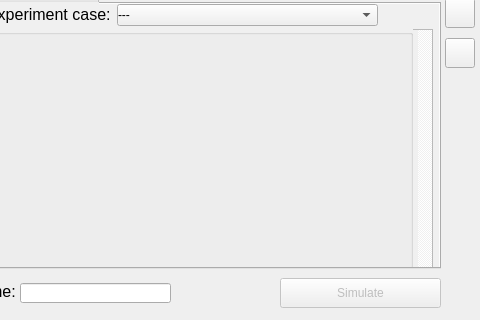
First picture: the form in vimmsVisualisedGUI/SimulatePage.ui, repository Adam-Tem/vimmsVisualised, before the edit; both pictures show x 120 to 600 and y 182 to 502 of the 600 by 502 pixel window.
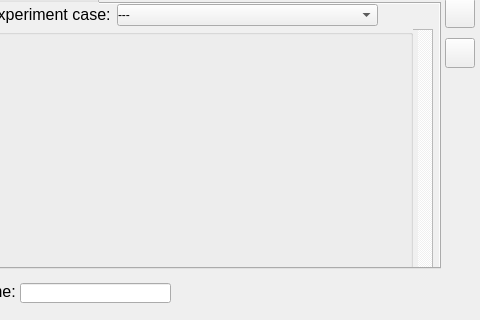
Second picture: the form after the edit.

Commit message: Animated loading icon now added to interface when a requested task is being processed, to increase feedback provided by GUI to the user.

Patch:
```diff
--- a/vimmsVisualisedGUI/SimulatePage.ui
+++ b/vimmsVisualisedGUI/SimulatePage.ui
@@ -978,6 +978,35 @@
     <string/>
    </property>
   </widget>
+  <widget class="QLabel" name="SimulateLoadingLabel">
+   <property name="geometry">
+    <rect>
+     <x>400</x>
+     <y>460</y>
+     <width>161</width>
+     <height>30</height>
+    </rect>
+   </property>
+   <property name="autoFillBackground">
+    <bool>true</bool>
+   </property>
+   <property name="text">
+    <string/>
+   </property>
+  </widget>
+  <zorder>SimulateTitleLabel</zorder>
+  <zorder>SimulateHomeButton</zorder>
+  <zorder>UploadFileLabel</zorder>
+  <zorder>LoadParamsButton</zorder>
+  <zorder>SaveParamsButton</zorder>
+  <zorder>ParamTabs</zorder>
+  <zorder>SimulateButton</zorder>
+  <zorder>OutputFileLabel</zorder>
+  <zorder>OutputFileTextEdit</zorder>
+  <zorder>RTRangeLabel</zorder>
+  <zorder>RTSliderGroupBox</zorder>
+  <zorder>PUploadGroupBox</zorder>
+  <zorder>SimulateLoadingLabel</zorder>
  </widget>
  <resources/>
  <connections/>
```
The commit also changes 42 other files.
